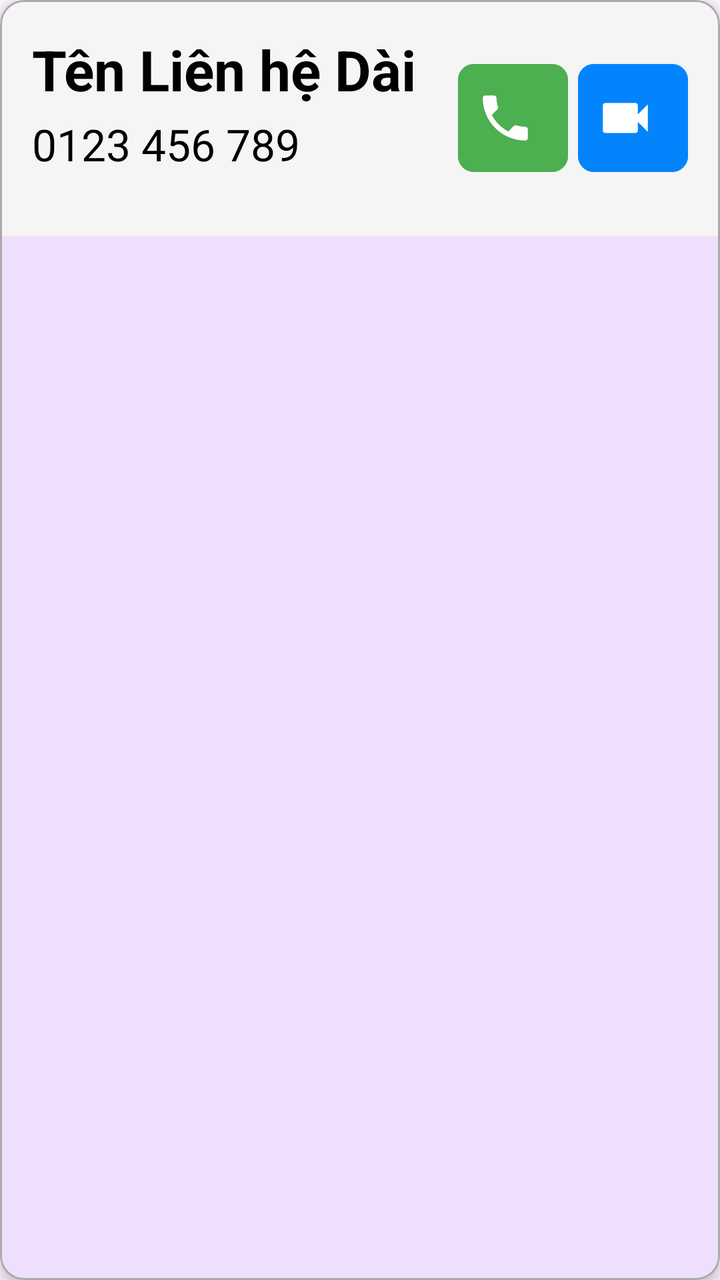
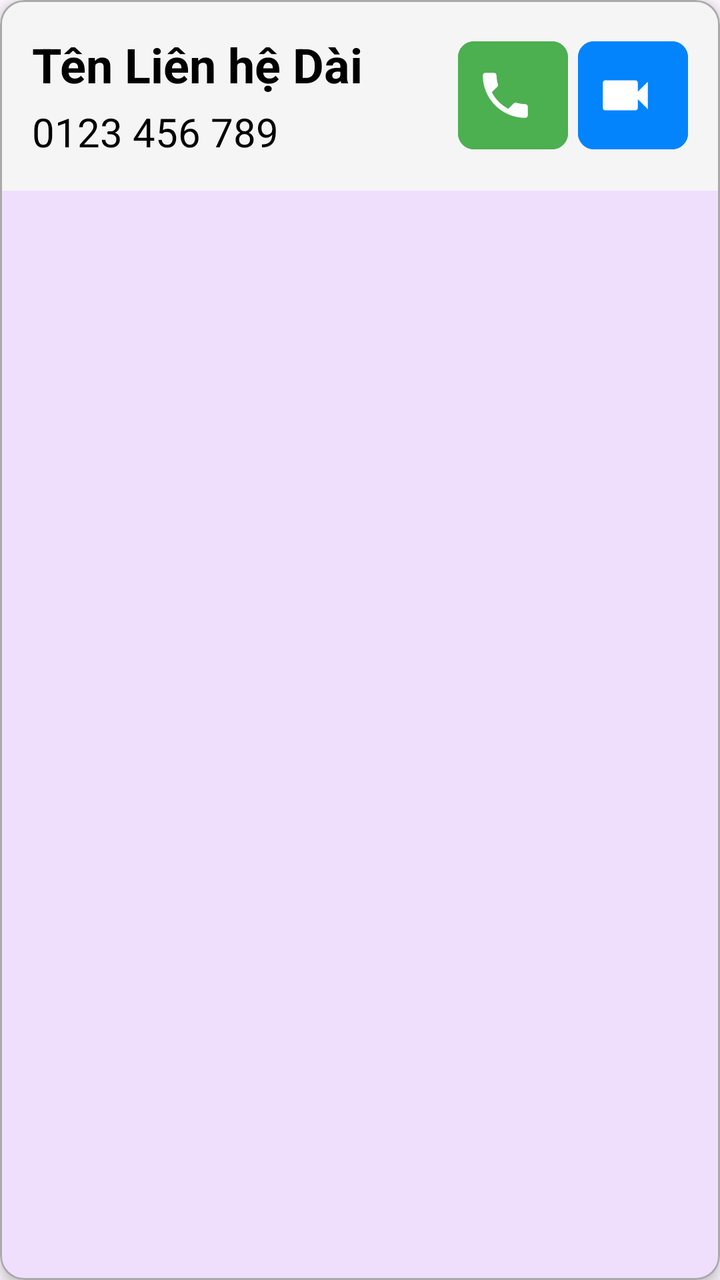

An Android layout rendered at two revisions. The XML below is the earlier revision; the diff shows what the commit changed to produce the second picture.
<!-- AndroidManifest.xml: application theme Theme.SeniorCare -->
<!-- res/layout/item_contact.xml -->
<?xml version="1.0" encoding="utf-8"?>
<com.google.android.material.card.MaterialCardView xmlns:android="http://schemas.android.com/apk/res/android"
    xmlns:app="http://schemas.android.com/apk/res-auto"
    android:layout_width="match_parent"
    android:layout_height="wrap_content"
    app:cardCornerRadius="12dp"
    app:cardElevation="4dp"
    app:strokeColor="@android:color/darker_gray"
    app:strokeWidth="1dp">

    <LinearLayout
        android:layout_width="match_parent"
        android:layout_height="wrap_content"
        android:background="#F5F5F5"
        android:orientation="vertical"
        android:padding="16dp">

        
        <LinearLayout
            android:layout_width="match_parent"
            android:layout_height="wrap_content"
            android:gravity="center_vertical"
            android:orientation="horizontal">

            <LinearLayout
                android:layout_width="0dp"
                android:layout_height="match_parent"
                android:layout_weight="1"
                android:orientation="vertical">

                <TextView
                    android:id="@+id/contact_name"
                    android:layout_width="wrap_content"
                    android:layout_height="wrap_content"
                    android:text="Tên Liên hệ Dài"
                    android:textColor="@android:color/black"
                    android:textSize="28sp"
                    android:textStyle="bold" />

                <TextView
                    android:id="@+id/contact_phone"
                    android:layout_width="wrap_content"
                    android:layout_height="wrap_content"
                    android:layout_marginTop="4dp"
                    android:text="0123 456 789"
                    android:textColor="@color/black"
                    android:textSize="22sp" />
            </LinearLayout>

            <LinearLayout
                android:layout_width="wrap_content"
                android:layout_height="86dp"
                android:gravity="center_vertical"
                android:orientation="horizontal">

                <com.google.android.material.button.MaterialButton
                    android:id="@+id/btn_call_phone"
                    android:layout_width="55dp"
                    android:layout_height="wrap_content"
                    android:layout_marginEnd="5dp"
                    android:backgroundTint="#4CAF50"
                    android:paddingHorizontal="24dp"
                    android:paddingVertical="12dp"
                    android:textStyle="bold"
                    app:cornerRadius="8dp"
                    app:icon="@drawable/ic_call"
                    app:iconSize="30dp"
                    app:iconGravity="textStart"
                    app:iconTint="@android:color/white" />

                <com.google.android.material.button.MaterialButton
                    android:id="@+id/btn_call_zalo"
                    android:layout_width="55dp"
                    android:layout_height="wrap_content"
                    android:backgroundTint="@color/zalo_blue"
                    android:paddingHorizontal="24dp"
                    android:paddingVertical="12dp"
                    android:textStyle="bold"
                    app:cornerRadius="8dp"
                    app:iconSize="30dp"
                    app:icon="@drawable/ic_zalo_call"
                    app:iconGravity="textStart"
                    app:iconTint="@android:color/white" />
            </LinearLayout>
        </LinearLayout>

        
    </LinearLayout>
</com.google.android.material.card.MaterialCardView>
<!-- resources referenced by this layout -->
<resources>
  <color name="black">#FF000000</color>
  <color name="zalo_blue">#0384FC</color>
  <!-- drawable ic_call (drawable) -->
  <?xml version="1.0" encoding="utf-8"?>
  <vector xmlns:android="http://schemas.android.com/apk/res/android"
      android:width="24dp"
      android:height="24dp"
      android:viewportWidth="24"
      android:viewportHeight="24">
      <path
          android:fillColor="@android:color/white"
          android:pathData="M6.62,10.79c1.44,2.83 3.76,5.14 6.59,6.59l2.2,-2.2c0.27,-0.27 0.67,-0.36 1.02,-0.24c1.12,0.37 2.32,0.57 3.55,0.57c0.55,0 1,0.45 1,1v3.5c0,0.55 -0.45,1 -1,1c-9.39,0 -17,-7.61 -17,-17c0,-0.55 0.45,-1 1,-1h3.5c0.55,0 1,0.45 1,1c0,1.23 0.2,2.43 0.57,3.55c0.12,0.35 0.03,0.75 -0.24,1.02l-2.2,2.2z"/>
  </vector>
  <!-- drawable ic_zalo_call (drawable) -->
  <?xml version="1.0" encoding="utf-8"?>
  <vector xmlns:android="http://schemas.android.com/apk/res/android"
      android:width="24dp"
      android:height="24dp"
      android:viewportWidth="24"
      android:viewportHeight="24"
      android:tint="?attr/colorControlNormal">
      
      <path
          android:fillColor="@android:color/white"
          android:pathData="M17,10.5V7c0,-0.55,-0.45,-1,-1,-1H4c-0.55,0,-1,0.45,-1,1v10c0,0.55,0.45,1,1,1h12c0.55,0,1,-0.45,1,-1v-3.5l4,4v-11l-4,4z"/>
  </vector>
  <style name="Theme.SeniorCare" parent="Base.Theme.SeniorCare" />
  <style name="Base.Theme.SeniorCare" parent="Theme.Material3.DayNight.NoActionBar">
          
          
          <item name="colorPrimary">@color/purple_500</item>
          <item name="colorPrimaryVariant">@color/purple_700</item>
          <item name="colorOnPrimary">@color/white</item>
          
          <item name="colorSecondary">@color/teal_200</item>
          <item name="colorSecondaryVariant">@color/teal_700</item>
          <item name="colorOnSecondary">@color/black</item>
          
          <item name="android:statusBarColor" tools:targetApi="l">?attr/colorPrimaryVariant</item>
          
      </style>
  <color name="purple_500">#FF6200EE</color>
  <color name="purple_700">#FF3700B3</color>
  <color name="white">#FFFFFFFF</color>
  <color name="teal_200">#FF03DAC5</color>
  <color name="teal_700">#FF018786</color>
</resources>

<!-- the commit's change to res/layout/item_contact.xml (unified diff, before → after) -->
@@ -24,7 +24,7 @@
 
             <LinearLayout
                 android:layout_width="0dp"
-                android:layout_height="match_parent"
+                android:layout_height="wrap_content"
                 android:layout_weight="1"
                 android:orientation="vertical">
 
@@ -34,7 +34,7 @@
                     android:layout_height="wrap_content"
                     android:text="Tên Liên hệ Dài"
                     android:textColor="@android:color/black"
-                    android:textSize="28sp"
+                    android:textSize="24sp"
                     android:textStyle="bold" />
 
                 <TextView
@@ -44,12 +44,12 @@
                     android:layout_marginTop="4dp"
                     android:text="0123 456 789"
                     android:textColor="@color/black"
-                    android:textSize="22sp" />
+                    android:textSize="20sp" />
             </LinearLayout>
 
             <LinearLayout
                 android:layout_width="wrap_content"
-                android:layout_height="86dp"
+                android:layout_height="match_parent"
                 android:gravity="center_vertical"
                 android:orientation="horizontal">
 
@@ -64,8 +64,8 @@
                     android:textStyle="bold"
                     app:cornerRadius="8dp"
                     app:icon="@drawable/ic_call"
+                    app:iconGravity="textStart"
                     app:iconSize="30dp"
-                    app:iconGravity="textStart"
                     app:iconTint="@android:color/white" />
 
                 <com.google.android.material.button.MaterialButton
@@ -77,9 +77,9 @@
                     android:paddingVertical="12dp"
                     android:textStyle="bold"
                     app:cornerRadius="8dp"
-                    app:iconSize="30dp"
                     app:icon="@drawable/ic_zalo_call"
                     app:iconGravity="textStart"
+                    app:iconSize="30dp"
                     app:iconTint="@android:color/white" />
             </LinearLayout>
         </LinearLayout>
